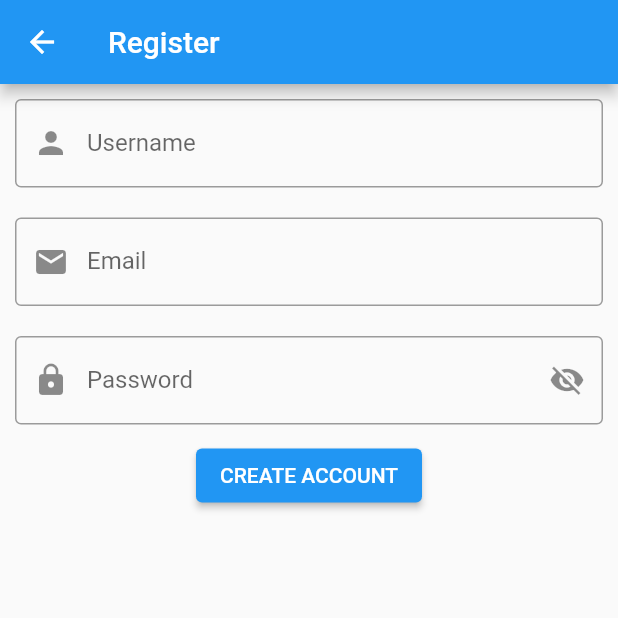
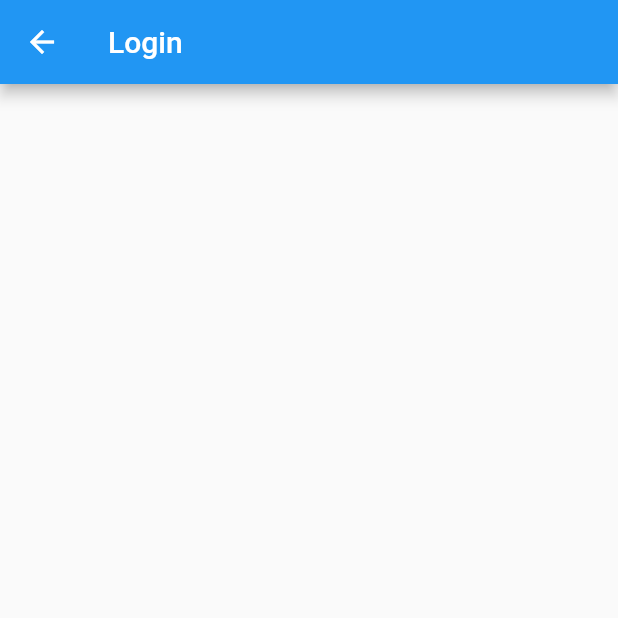
Before and after one commit to alvaromagu-dev/pokeapi-bloc, a Flutter app: the LoginPage screen opened by its route, on a phone screen of 412 x 824 dp, the top half of it. Run offline on Flutter 3.47's test engine with Material 2 defaults, Android fonts, the phone set to English and light mode, and no system bars; our stand-ins replace equatable, flutter_bloc; network calls fail.

Commit message:
register form and loginpage

```diff
--- a/lib/pages/login/login_page.dart
+++ b/lib/pages/login/login_page.dart
@@ -1,82 +1,20 @@
-import 'package:check_install/routes/paths.dart';
-import 'package:check_install/utils/int_extensions.dart';
-import 'package:check_install/utils/validations.dart';
-import 'package:check_install/widgets/password_input.dart';
 import 'package:flutter/material.dart';
 
-class LoginPage extends StatelessWidget {
-  LoginPage({Key? key}) : super(key: key);
+class LoginPage extends StatefulWidget {
+  const LoginPage({Key? key}) : super(key: key);
 
-  final _formKey = GlobalKey<FormState>();
-  final passwordValidation = const PasswordValidation();
-  final usernameValidation = const UsernameValidation(
-    usernames: ['alvaro', 'pablo', 'jose', 'david']
-  );
-  final emailValidation = const EmailValidation(
-    emails: ['alvaro@alvaro.es', 'pablo@pablo.es', 'jose@jose.es', 'david@david.es']
-  );
+  @override
+  State<StatefulWidget> createState() =>LoginPageState();
+}
 
+class LoginPageState extends State<LoginPage> {
   @override
   Widget build(BuildContext context) {
     return Scaffold(
       appBar: AppBar(
-        title: const Text('Register'),
+        title: const Text('Login'),
       ),
-      body: Form(
-        key: _formKey,
-        child: Column(
-          children: [
-            Padding(
-              padding: const EdgeInsets.all(10),
-              child: TextFormField(
-                decoration: const InputDecoration(
-                  prefixIcon: Icon(Icons.person),
-                  border: OutlineInputBorder(),
-                  labelText: 'Username',
-                ),
-                validator: usernameValidation.validate,
-                autovalidateMode: AutovalidateMode.onUserInteraction,
-              ),
-            ),
-            Padding(
-              padding: const EdgeInsets.all(10),
-              child: TextFormField(
-                decoration: const InputDecoration(
-                  prefixIcon: Icon(Icons.email),
-                  border: OutlineInputBorder(),
-                  labelText: 'Email',
-                ),
-                validator: emailValidation.validate,
-                autovalidateMode: AutovalidateMode.onUserInteraction,
-              ),
-            ),
-            PasswordInput(
-              prefixIcon: const Icon(Icons.lock),
-              border: const OutlineInputBorder(),
-              labelText: 'Password',
-              padding: const EdgeInsets.all(10),
-              validator: passwordValidation.validate,
-              autovalidateMode: AutovalidateMode.onUserInteraction,
-            ),
-            ElevatedButton(
-              onPressed: () {
-                if(!_formKey.currentState!.validate()){
-                  ScaffoldMessenger.of(context).showSnackBar(
-                    const SnackBar(
-                      content: Text('Error, Check Fields!')
-                    ),
-                  );
-
-                  return;
-                }
-
-                Navigator.of(context).pushNamed(pokemons);
-              },
-              child: const Text('CREATE ACCOUNT'),
-            ),
-          ],
-        )
-      ),
+      body: Column(),
     );
   }
 }
--- a/lib/routes/paths.dart
+++ b/lib/routes/paths.dart
@@ -2,3 +2,4 @@ const splash = '/splash';
 const pokemons = '/pokemons';
 const detail = '/detail';
 const login = '/login';
+const register = '/register';
--- a/lib/routes/routes.dart
+++ b/lib/routes/routes.dart
@@ -3,6 +3,7 @@ import 'package:check_install/bloc/pokemon/pokemon_event.dart';
 import 'package:check_install/models/pokemon.dart';
 import 'package:check_install/pages/detail/detail_page.dart';
 import 'package:check_install/pages/login/login_page.dart';
+import 'package:check_install/pages/register/register_page.dart';
 import 'package:check_install/pages/splash/splash_page.dart';
 import 'package:check_install/repositories/pokemon_repository.dart';
 import 'package:check_install/routes/paths.dart';
@@ -25,7 +26,10 @@ final routes = <String, WidgetBuilder>{
     return DetailPage(pokemon: pokemon,);
   },
   login: (context) {
-    return LoginPage();
+    return const LoginPage();
+  },
+  register: (context) {
+    return const RegisterPage();
   },
   splash: (context) {
     return const SplashPage();
--- a/lib/widgets/password_input.dart
+++ b/lib/widgets/password_input.dart
@@ -37,6 +37,7 @@ class PasswordInputState extends State<PasswordInput> {
         obscureText: isHidden,
         autovalidateMode: widget.autovalidateMode,
         validator: widget.validator,
+        controller: widget.controller,
         decoration: InputDecoration(
           suffixIcon: IconButton(
             onPressed: toggleVisibility,
```
Also changed, not shown: lib/pages/register/register_page.dart (added, +180 -0 lines), lib/utils/gender.dart (added, +10 -0 lines), lib/utils/validations.dart (+15 -0 lines), lib/widgets/list_with_footer.dart (added, +30 -0 lines).
